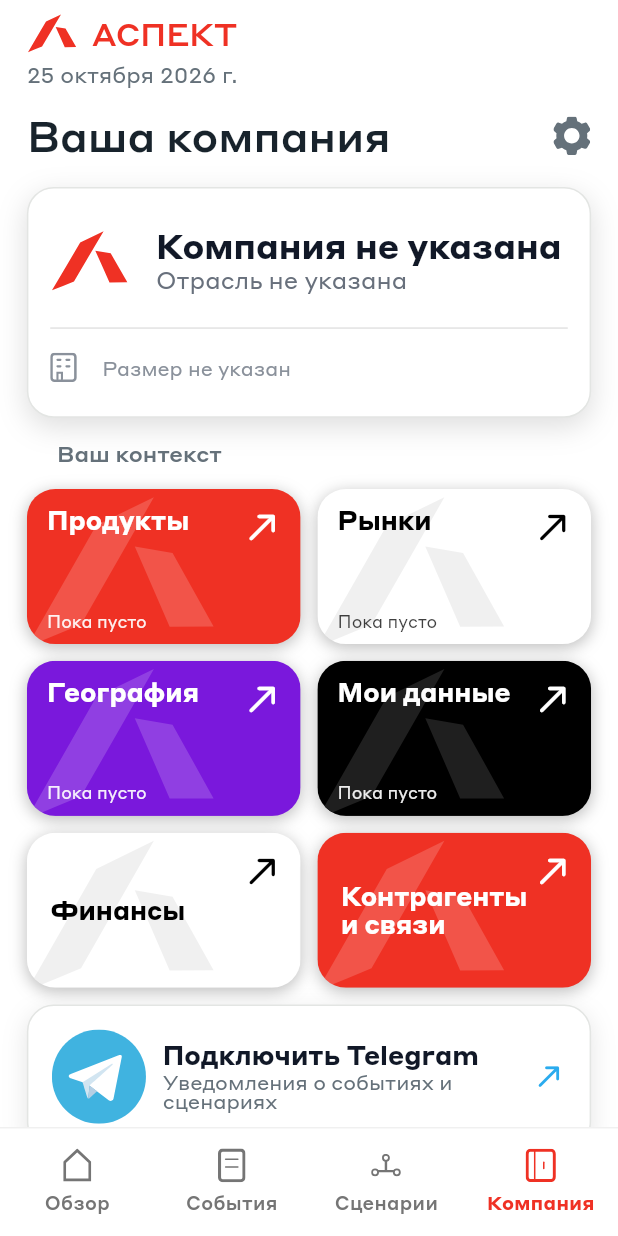
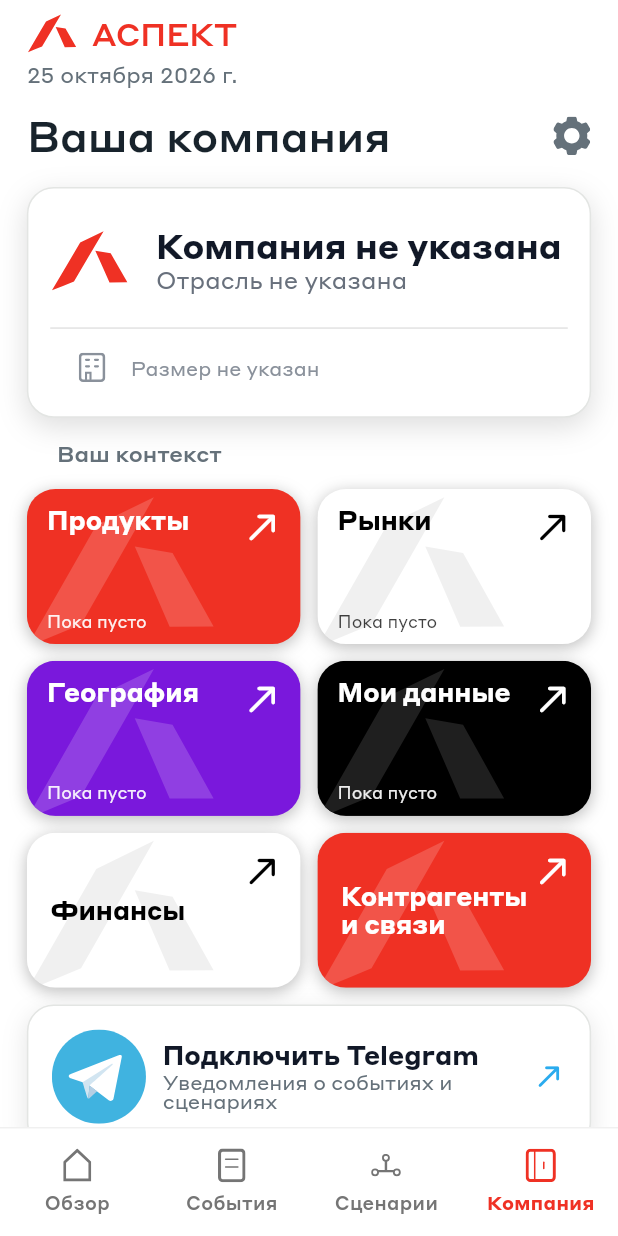
Before and after one commit to gadzhilaev/aspect, a Flutter app: the MainShell screen opened directly, item 4 of the bottom bar chosen, on a phone screen of 412 x 824 dp. Run offline on Flutter 3.47's test engine with Material 3 defaults, Android fonts, the phone set to English and light mode, and no system bars; our stand-ins replace flutter_svg, permission_handler, shared_preferences; accounts and stored records are empty.

Commit message:
Выровнял отступ слева у иконки штата на карточке компании до 30.

```diff
--- a/lib/screens/main/company_tab.dart
+++ b/lib/screens/main/company_tab.dart
@@ -1136,7 +1136,10 @@ class _CompanyCard extends StatelessWidget {
             SizedBox(height: 20 * s),
             Divider(height: 1 * s, thickness: 1 * s, color: AppColors.divider),
             SizedBox(height: 14 * s),
-            Row(
+            // Иконка+штат: слева от края карточки 30 (card sidePad 13 + добор).
+            Padding(
+              padding: EdgeInsets.only(left: (30 - sidePad) * s),
+              child: Row(
                 crossAxisAlignment: CrossAxisAlignment.center,
                 children: [
                   SvgPicture.asset(
@@ -1157,6 +1160,7 @@ class _CompanyCard extends StatelessWidget {
                   ),
                 ],
               ),
+            ),
           ],
         ),
       ),
```
Lines whose indentation alone changed are shown as unchanged.
